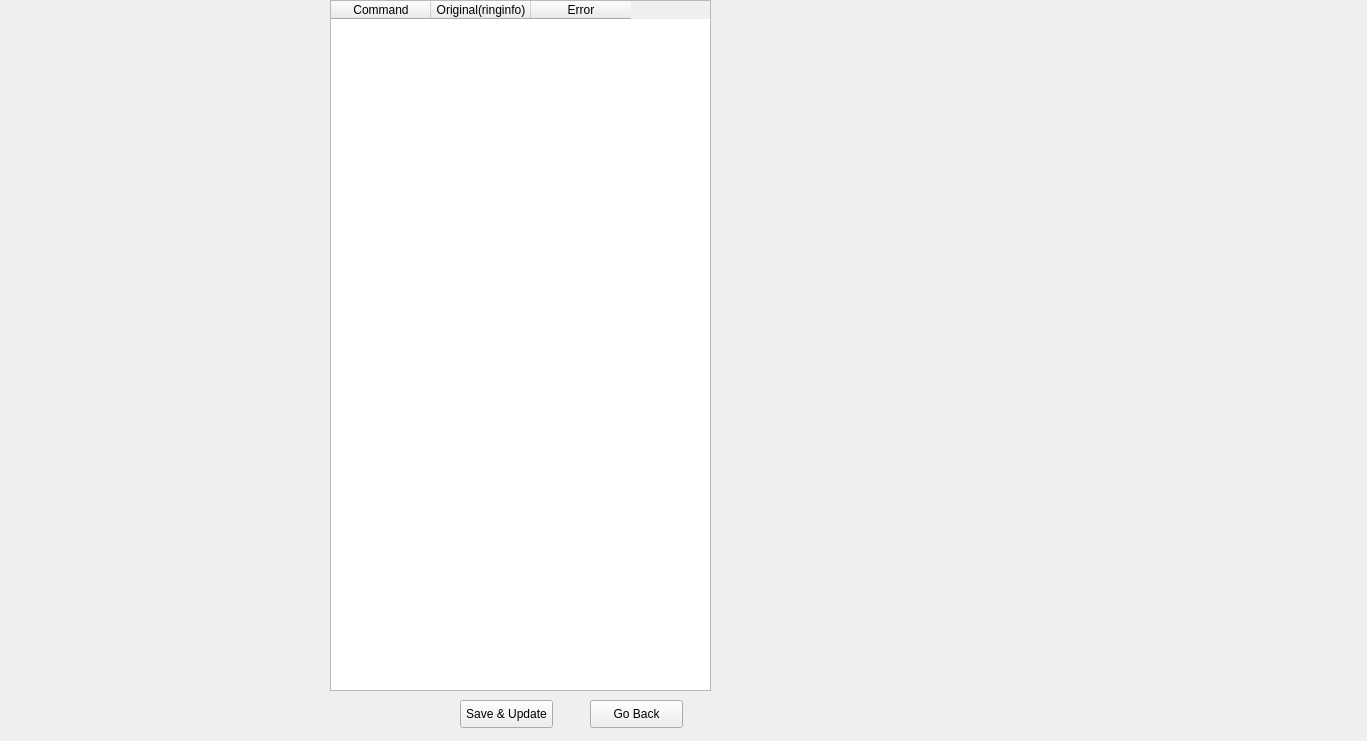
This is Client/command_validator_app/ui/command_info.ui in maqichen/AutoULTGen as Qt 5 draws it before an edit. The edited form follows.
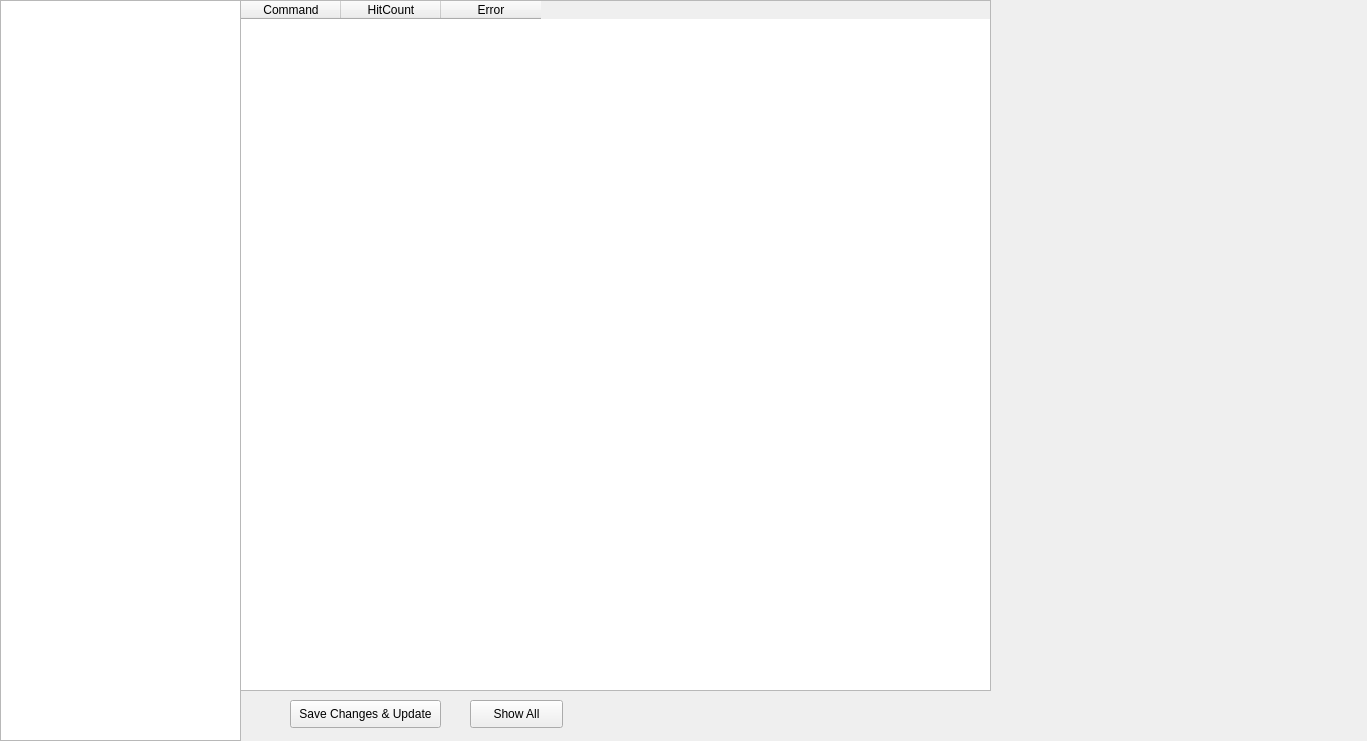
This is the edited form. The open tabs and pages were chosen to show the change.

Diff of the .ui file:
```diff
--- a/Client/command_validator_app/ui/command_info.ui
+++ b/Client/command_validator_app/ui/command_info.ui
@@ -217,15 +217,36 @@
     </widget>
    </widget>
    <widget class="QWidget" name="cmdlist">
+    <property name="minimumSize">
+     <size>
+      <width>1451</width>
+      <height>0</height>
+     </size>
+    </property>
     <widget class="QTableWidget" name="tableWidgetCmdlist">
      <property name="geometry">
       <rect>
-       <x>330</x>
+       <x>240</x>
        <y>0</y>
-       <width>381</width>
+       <width>751</width>
        <height>691</height>
       </rect>
      </property>
+     <property name="maximumSize">
+      <size>
+       <width>751</width>
+       <height>691</height>
+      </size>
+     </property>
+     <property name="sizeAdjustPolicy">
+      <enum>QAbstractScrollArea::AdjustToContents</enum>
+     </property>
+     <attribute name="horizontalHeaderCascadingSectionResizes">
+      <bool>true</bool>
+     </attribute>
+     <attribute name="verticalHeaderCascadingSectionResizes">
+      <bool>true</bool>
+     </attribute>
      <column>
       <property name="text">
        <string>Command</string>
@@ -233,7 +254,7 @@
      </column>
      <column>
       <property name="text">
-       <string>Original(ringinfo)</string>
+       <string>HitCount</string>
       </property>
      </column>
      <column>
@@ -245,29 +266,62 @@
     <widget class="QPushButton" name="pushButtonSU">
      <property name="geometry">
       <rect>
-       <x>460</x>
+       <x>290</x>
        <y>700</y>
-       <width>93</width>
+       <width>151</width>
        <height>28</height>
       </rect>
      </property>
      <property name="text">
-      <string>Save &amp;&amp; Update</string>
+      <string>Save Changes &amp;&amp; Update</string>
      </property>
     </widget>
     <widget class="QPushButton" name="pushButtonGB">
      <property name="geometry">
       <rect>
-       <x>590</x>
+       <x>470</x>
        <y>700</y>
        <width>93</width>
        <height>28</height>
       </rect>
      </property>
      <property name="text">
-      <string>Go Back</string>
+      <string>Show All</string>
      </property>
     </widget>
+    <widget class="QTreeWidget" name="treeWidgetCmdlist">
+     <property name="geometry">
+      <rect>
+       <x>0</x>
+       <y>0</y>
+       <width>241</width>
+       <height>741</height>
+      </rect>
+     </property>
+     <property name="sizePolicy">
+      <sizepolicy hsizetype="Expanding" vsizetype="Expanding">
+       <horstretch>0</horstretch>
+       <verstretch>0</verstretch>
+      </sizepolicy>
+     </property>
+     <property name="sizeAdjustPolicy">
+      <enum>QAbstractScrollArea::AdjustToContents</enum>
+     </property>
+     <property name="wordWrap">
+      <bool>false</bool>
+     </property>
+     <property name="columnCount">
+      <number>1</number>
+     </property>
+     <attribute name="headerVisible">
+      <bool>false</bool>
+     </attribute>
+     <column>
+      <property name="text">
+       <string notr="true">1</string>
+      </property>
+     </column>
+    </widget>
    </widget>
    <widget class="QWidget" name="page_5">
     <property name="acceptDrops">
```
Left out of the diff: 19 changed lines with no effect on the pictures.
